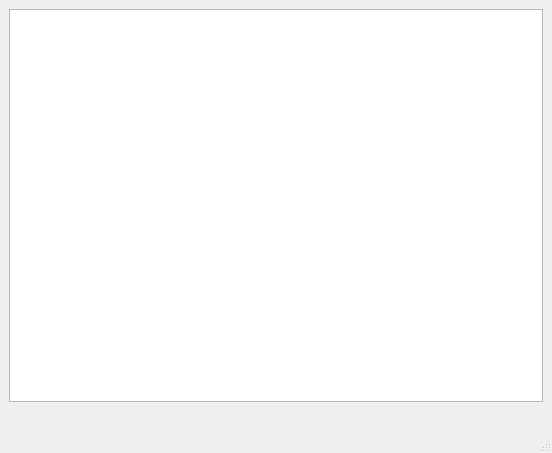
Above: resources/ui/browser.ui from cmontesano/xappt_qt before the change. Below: the same form after it.
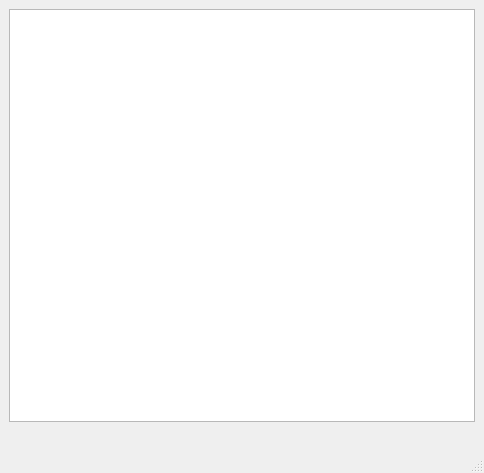
That is the form after the change.

Commit message: Reverted default browser size.

```diff
--- a/resources/ui/browser.ui
+++ b/resources/ui/browser.ui
@@ -6,8 +6,8 @@
    <rect>
     <x>0</x>
     <y>0</y>
-    <width>552</width>
-    <height>453</height>
+    <width>484</width>
+    <height>473</height>
    </rect>
   </property>
   <property name="windowTitle">
```
Left out of the diff: 4 changed lines with no effect on the pictures.
